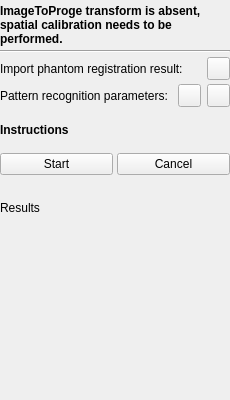
Old version of the form PlusApp/fCal/Toolboxes/SpatialCalibrationToolbox.ui in the repository PlusToolkit/PlusApp.
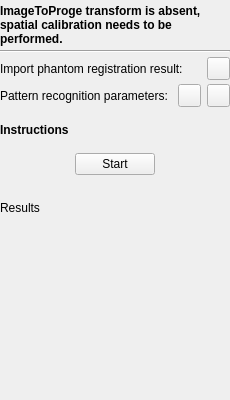
New version of the form. Icons and pictures are not drawn.

Commit message: re #886 Spatial calibration timer and one button to Start and Cancel calibration

```diff
--- a/PlusApp/fCal/Toolboxes/SpatialCalibrationToolbox.ui
+++ b/PlusApp/fCal/Toolboxes/SpatialCalibrationToolbox.ui
@@ -260,18 +260,37 @@
       <number>4</number>
      </property>
      <item>
-      <widget class="QPushButton" name="pushButton_StartSpatial">
+      <spacer name="horizontalSpacer">
+       <property name="orientation">
+        <enum>Qt::Horizontal</enum>
+       </property>
+       <property name="sizeHint" stdset="0">
+        <size>
+         <width>40</width>
+         <height>20</height>
+        </size>
+       </property>
+      </spacer>
+     </item>
+     <item>
+      <widget class="QPushButton" name="pushButton_StartCancelSpatial">
        <property name="text">
         <string>Start</string>
        </property>
       </widget>
      </item>
      <item>
-      <widget class="QPushButton" name="pushButton_CancelSpatial">
-       <property name="text">
-        <string>Cancel</string>
+      <spacer name="horizontalSpacer_2">
+       <property name="orientation">
+        <enum>Qt::Horizontal</enum>
        </property>
-      </widget>
+       <property name="sizeHint" stdset="0">
+        <size>
+         <width>40</width>
+         <height>20</height>
+        </size>
+       </property>
+      </spacer>
      </item>
     </layout>
    </item>
```
The commit also changes 4 other files.
